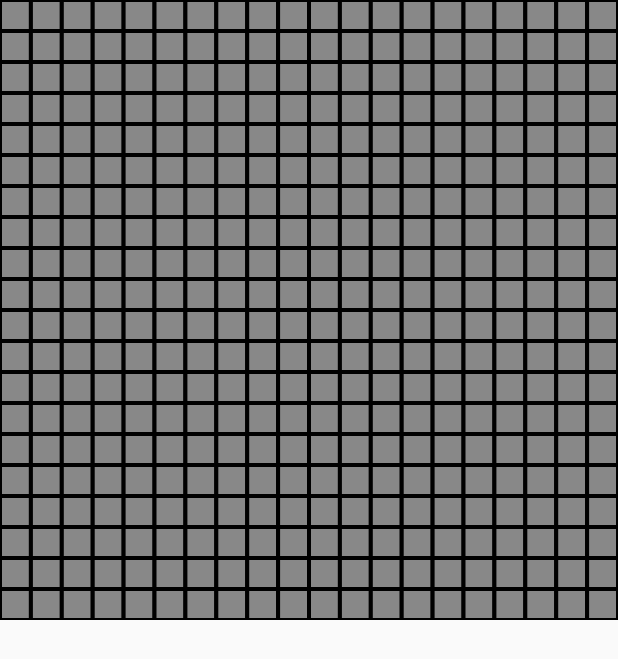
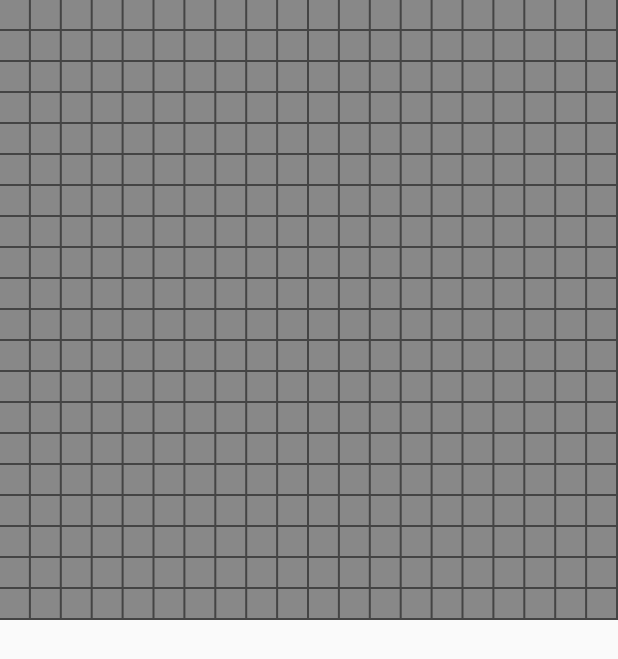
Before and after one commit to RensAlthuis/Competitive-GoL, an Android app: the screen it shows after launch (MainActivity), on a phone screen of 412 x 824 dp. Shown: the top 659 px of the screen. Run offline under Robolectric (Android 15) with nearby library versions, the light colour scheme and no system bars.

Commit message:
Colorful update
part 2

```diff
--- a/app/src/main/java/com/example/rens/competitive_gol/View/BoardView.java
+++ b/app/src/main/java/com/example/rens/competitive_gol/View/BoardView.java
@@ -21,8 +21,6 @@ import static java.lang.Math.min;
 public class BoardView extends View {
 
     /*******************VARIABLES*******************/
-
-    private Paint recBorder = new Paint();
 
     private BoardController controller;
     private int colors[];
@@ -52,9 +50,7 @@ public class BoardView extends View {
     }
 
     public void init(Context context) {
-        recBorder.setColor(Color.BLACK);
-        recBorder.setStyle(Paint.Style.STROKE);
-        recBorder.setStrokeWidth(4);
+
     }
 
     /*******************FUNCTIONS*******************/
@@ -63,9 +59,10 @@ public class BoardView extends View {
         nTilesX = controller.getBoardWidth();
         nTilesY = controller.getBoardHeight();
 
+
         colors = new int[nTilesX*nTilesY];
         for(int i = 0; i < nTilesX*nTilesY; i++){
-            colors[i] = Color.GRAY;
+            colors[i] = controller.getTileColor(0);
         }
     }
 
@@ -113,25 +110,21 @@ public class BoardView extends View {
 
         canvas.translate(-offsetX, -offsetY);
         canvas.scale(scaling, scaling);
-        canvas.drawColor(Color.RED);
+        canvas.drawColor(Color.DKGRAY); // the border color
 
         for (int a = 0; a < nTilesX; a++) {
             for (int b = 0; b < nTilesY; b++) {
                 //Inner blocks
                 drawBlock(canvas, a, b);
-
-                //Block borders
-                canvas.drawRect(a * tileWidth, b * tileHeight, (a + 1) * tileWidth, (b + 1) * tileHeight, recBorder);
             }
         }
     }
 
     private void drawBlock(Canvas canvas, int x, int y){
         Paint p = new Paint();
-        p.setColor(colors[y*nTilesX + x]);
-        //p.setColor(Color.BLUE);
+        p.setColor(controller.getTileColor(x,y));
         p.setStyle(Paint.Style.FILL_AND_STROKE);
-        canvas.drawRect(x * tileWidth, y * tileHeight, (x + 1) * tileWidth, (y + 1) * tileHeight, p);
+        canvas.drawRect(x * tileWidth, y * tileHeight, (x + 1) * tileWidth -2f, (y + 1) * tileHeight -2f, p);
     }
 
     @Override
```
Also changed, not shown: app/src/main/java/com/example/rens/competitive_gol/Controller/BoardController.java (+19 -6 lines).
